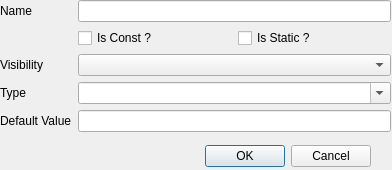
Qt form newvar.ui (AvaN0x/IUT-UMLDesigner) before a commit.
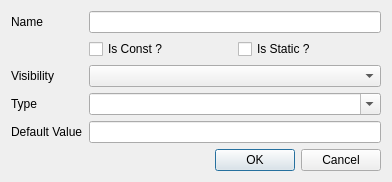
The same form after that commit.

The edit to the form file:
```diff
--- a/newvar.ui
+++ b/newvar.ui
@@ -13,31 +13,8 @@
   <property name="windowTitle">
    <string>Dialog</string>
   </property>
-  <widget class="QDialogButtonBox" name="buttonBox">
-   <property name="geometry">
-    <rect>
-     <x>30</x>
-     <y>140</y>
-     <width>341</width>
-     <height>32</height>
-    </rect>
-   </property>
-   <property name="orientation">
-    <enum>Qt::Horizontal</enum>
-   </property>
-   <property name="standardButtons">
-    <set>QDialogButtonBox::Cancel|QDialogButtonBox::Ok</set>
-   </property>
-  </widget>
-  <widget class="QWidget" name="formLayoutWidget">
-   <property name="geometry">
-    <rect>
-     <x>0</x>
-     <y>0</y>
-     <width>391</width>
-     <height>141</height>
-    </rect>
-   </property>
+  <layout class="QVBoxLayout" name="verticalLayout">
+   <item>
    <layout class="QFormLayout" name="formLayout">
     <item row="0" column="0">
      <widget class="QLabel" name="label">
@@ -102,7 +79,18 @@
      <widget class="QLineEdit" name="le_value"/>
     </item>
    </layout>
-  </widget>
+   </item>
+   <item>
+    <widget class="QDialogButtonBox" name="buttonBox">
+     <property name="orientation">
+      <enum>Qt::Horizontal</enum>
+     </property>
+     <property name="standardButtons">
+      <set>QDialogButtonBox::Cancel|QDialogButtonBox::Ok</set>
+     </property>
+    </widget>
+   </item>
+  </layout>
  </widget>
  <resources/>
  <connections/>
```
Lines whose indentation alone changed are shown as unchanged.
